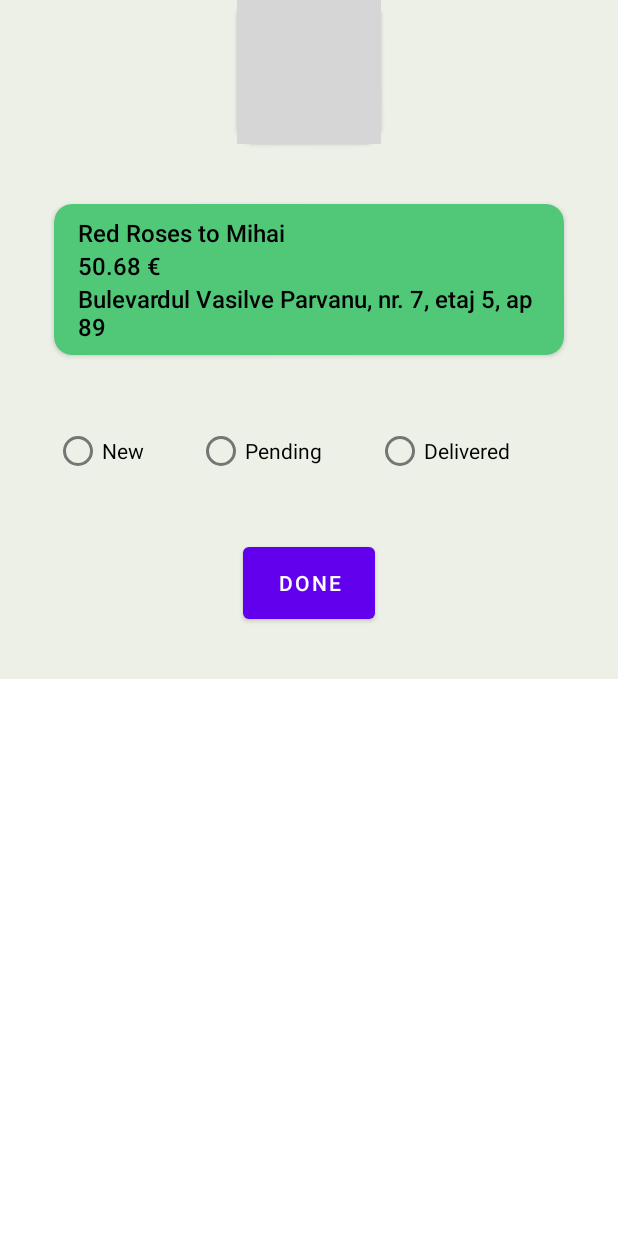
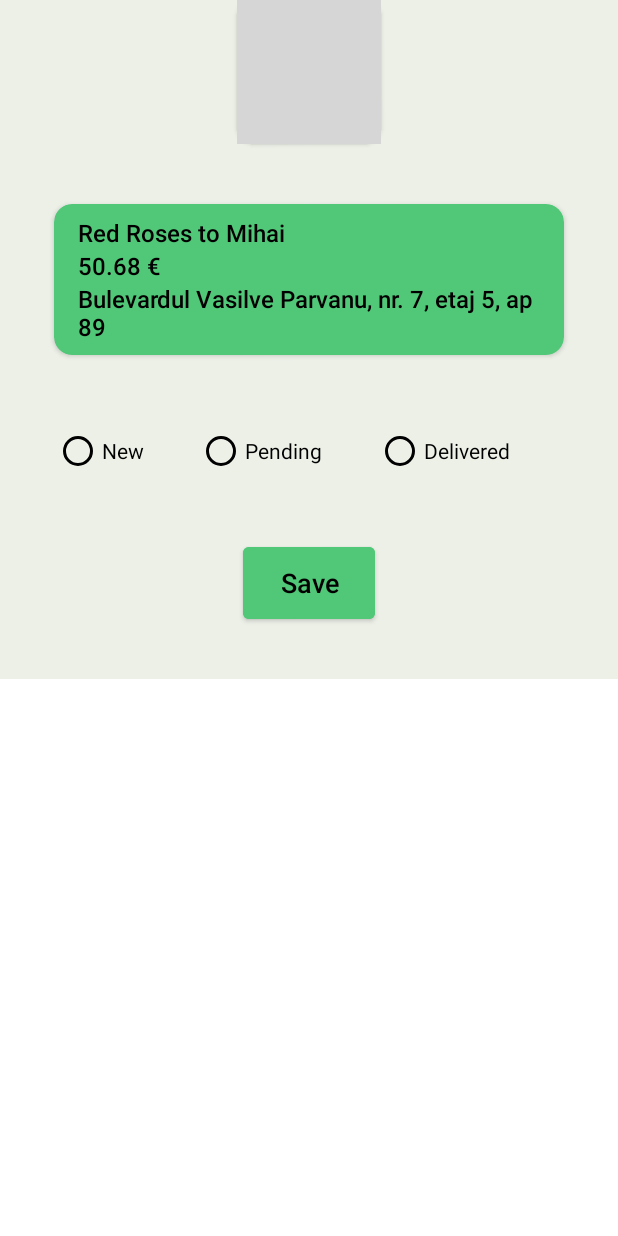
Before and after one commit to hosszualex/delivery-app, an Android app: the layout fragment_order_details.xml on its own in the app's theme, with its tools: preview values and no code run, on a phone screen of 412 x 824 dp. Run offline under Robolectric (Android 15) with nearby library versions, the phone set to English and light mode, and no system bars; grey boxes are pictures that could not be loaded.

Commit message:
UI Work
- finished with the XML
- start working on the state functionality

```diff
--- a/app/build.gradle
+++ b/app/build.gradle
@@ -8,7 +8,7 @@ android {
     compileSdk 31
 
     defaultConfig {
-        applicationId "com.example.instagramviewerapp"
+        applicationId "com.example.delivery_app"
         minSdk 21
         targetSdk 31
         versionCode 1
--- /dev/null
+++ b/app/src/main/res/color/radio_button_color_selector.xml
@@ -0,0 +1,5 @@
+<?xml version="1.0" encoding="utf-8"?>
+<selector xmlns:android="http://schemas.android.com/apk/res/android">
+    <item android:state_checked="true" android:color="@color/emeraldGreen" /> <!-- pressed -->
+    <item android:color="@color/black" /> <!-- default -->
+</selector>
--- a/app/src/main/res/layout/delivery_order_item.xml
+++ b/app/src/main/res/layout/delivery_order_item.xml
@@ -37,7 +37,8 @@
                 android:layout_height="56dp"
                 android:layout_centerVertical="true"
                 android:layout_alignParentStart="true"
-                android:src="@drawable/ic_new"/>
+                android:tint="@color/black"
+                android:src="@{item.status == DeliveryStatusEnum.DELIVERED ? @drawable/ic_finished : item.status == DeliveryStatusEnum.PENDING ? @drawable/ic_pending : @drawable/ic_new}" />
 
             <androidx.appcompat.widget.LinearLayoutCompat
                 android:layout_width="match_parent"
@@ -64,7 +65,7 @@
                     android:layout_height="wrap_content"
                     android:layout_marginEnd="16dp"
                     android:text="@{Float.toString(item.price) + ` €`}"
-                    tools:text="120 Lei" />
+                    tools:text="120 €" />
             </androidx.appcompat.widget.LinearLayoutCompat>
 
         </RelativeLayout>
--- a/app/src/main/res/layout/fragment_order_details.xml
+++ b/app/src/main/res/layout/fragment_order_details.xml
@@ -105,21 +105,24 @@
                     android:layout_width="wrap_content"
                     android:layout_height="wrap_content"
                     android:textColor="@color/black"
-                    android:text="New" />
+                    android:buttonTint="@color/radio_button_color_selector"
+                    android:text="@string/new_string" />
 
                 <RadioButton
                     android:layout_weight="1"
                     android:layout_width="wrap_content"
                     android:layout_height="wrap_content"
                     android:textColor="@color/black"
-                    android:text="Pending" />
+                    android:buttonTint="@color/radio_button_color_selector"
+                    android:text="@string/pending" />
 
                 <RadioButton
                     android:layout_weight="1"
                     android:layout_width="wrap_content"
                     android:layout_height="wrap_content"
                     android:textColor="@color/black"
-                    android:text="Delivered" />
+                    android:buttonTint="@color/radio_button_color_selector"
+                    android:text="@string/delivered" />
 
 
             </RadioGroup>
@@ -130,11 +133,16 @@
                 android:insetTop="0dp"
                 android:insetBottom="0dp"
                 android:layout_marginVertical="40dp"
+                android:text="@string/save"
+                android:textSize="18sp"
+                android:letterSpacing="0"
+                android:textAllCaps="false"
+                android:backgroundTint="@color/emeraldGreen"
+                android:textColor="@color/black"
                 app:layout_constraintBottom_toBottomOf="parent"
                 app:layout_constraintEnd_toEndOf="parent"
                 app:layout_constraintStart_toStartOf="parent"
-                app:layout_constraintTop_toBottomOf="@id/rgStatus"
-                tools:text="Done" />
+                app:layout_constraintTop_toBottomOf="@id/rgStatus" />
 
         </androidx.constraintlayout.widget.ConstraintLayout>
     </androidx.core.widget.NestedScrollView>
--- a/app/src/main/res/values-night/themes.xml
+++ b/app/src/main/res/values-night/themes.xml
@@ -6,8 +6,8 @@
         <item name="colorPrimaryVariant">@color/purple_700</item>
         <item name="colorOnPrimary">@color/black</item>
         <!-- Secondary brand color. -->
-        <item name="colorSecondary">@color/teal_200</item>
-        <item name="colorSecondaryVariant">@color/teal_200</item>
+        <item name="colorSecondary">@color/emeraldGreen</item>
+        <item name="colorSecondaryVariant">@color/emeraldGreen</item>
         <item name="colorOnSecondary">@color/black</item>
         <!-- Status bar color. -->
         <item name="android:statusBarColor" tools:targetApi="l">?attr/colorPrimaryVariant</item>
--- a/app/src/main/res/values/strings.xml
+++ b/app/src/main/res/values/strings.xml
@@ -1,4 +1,8 @@
 <resources>
     <string name="app_name">delivery-app</string>
     <string name="content_description_floating_button">Refreshes the current list of orders</string>
+    <string name="save">Save</string>
+    <string name="new_string">New</string>
+    <string name="pending">Pending</string>
+    <string name="delivered">Delivered</string>
 </resources>
--- a/app/src/main/res/values/themes.xml
+++ b/app/src/main/res/values/themes.xml
@@ -4,10 +4,10 @@
         <!-- Primary brand color. -->
         <item name="colorPrimary">@color/purple_500</item>
         <item name="colorPrimaryVariant">@color/purple_700</item>
-        <item name="colorOnPrimary">@color/white</item>
+        <item name="colorOnPrimary">@color/black</item>
         <!-- Secondary brand color. -->
-        <item name="colorSecondary">@color/teal_200</item>
-        <item name="colorSecondaryVariant">@color/teal_700</item>
+        <item name="colorSecondary">@color/emeraldGreen</item>
+        <item name="colorSecondaryVariant">@color/emeraldGreen</item>
         <item name="colorOnSecondary">@color/black</item>
         <!-- Status bar color. -->
         <item name="android:statusBarColor" tools:targetApi="l">?attr/colorPrimaryVariant</item>
```
